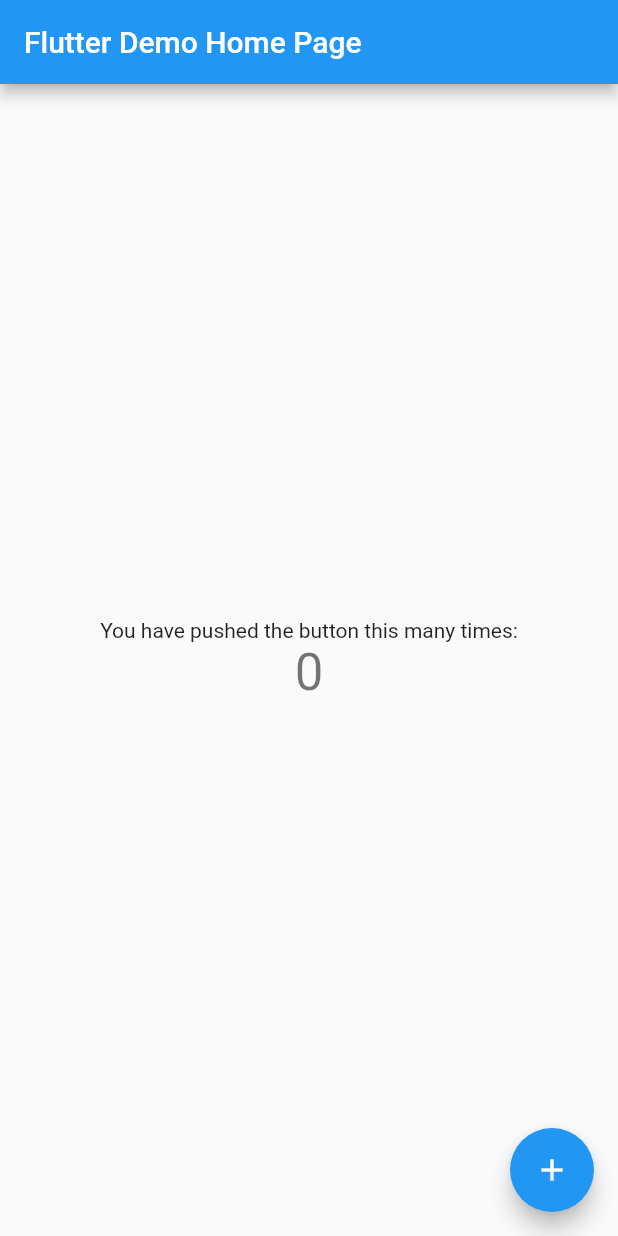
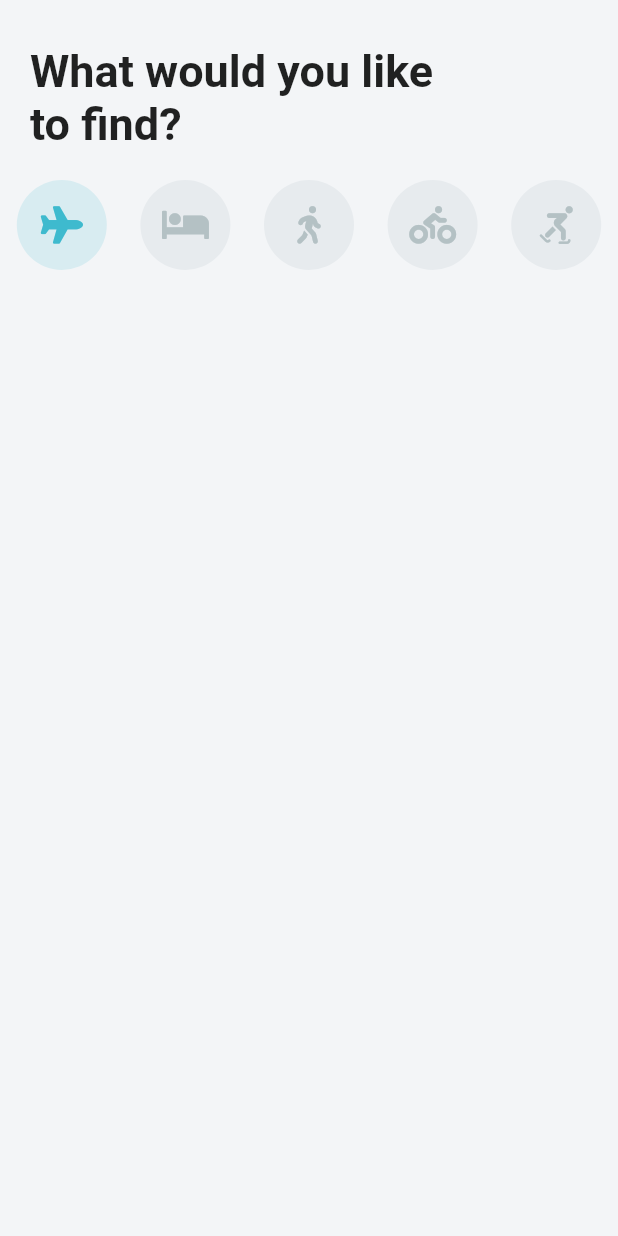
Before and after one commit to jordisabat/flutter_travel_ui, a Flutter app: the screen it shows after launch, on a phone screen of 412 x 824 dp. Run offline on Flutter 3.47's test engine with Material 2 defaults, Android fonts, the phone set to English and light mode, and no system bars; our stand-ins replace font_awesome_flutter.

Commit message:
add icon row

```diff
--- a/lib/main.dart
+++ b/lib/main.dart
@@ -1,117 +1,23 @@
 import 'package:flutter/material.dart';
+
+import 'screens/home_screen.dart';
 
 void main() {
   runApp(MyApp());
 }
 
 class MyApp extends StatelessWidget {
-  // This widget is the root of your application.
   @override
   Widget build(BuildContext context) {
     return MaterialApp(
-      title: 'Flutter Demo',
+      title: 'Flutter Travel UI',
+      debugShowCheckedModeBanner: false,
       theme: ThemeData(
-        // This is the theme of your application.
-        //
-        // Try running your application with "flutter run". You'll see the
-        // application has a blue toolbar. Then, without quitting the app, try
-        // changing the primarySwatch below to Colors.green and then invoke
-        // "hot reload" (press "r" in the console where you ran "flutter run",
-        // or simply save your changes to "hot reload" in a Flutter IDE).
-        // Notice that the counter didn't reset back to zero; the application
-        // is not restarted.
-        primarySwatch: Colors.blue,
-        // This makes the visual density adapt to the platform that you run
-        // the app on. For desktop platforms, the controls will be smaller and
-        // closer together (more dense) than on mobile platforms.
-        visualDensity: VisualDensity.adaptivePlatformDensity,
+        primaryColor: Color(0xFF3EBACE),
+        accentColor: Color(0xFFD8ECF1),
+        scaffoldBackgroundColor: Color(0xFFF3F5F7),
       ),
-      home: MyHomePage(title: 'Flutter Demo Home Page'),
+      home: HomeScreen(),
     );
   }
 }
-
-class MyHomePage extends StatefulWidget {
-  MyHomePage({Key key, this.title}) : super(key: key);
-
-  // This widget is the home page of your application. It is stateful, meaning
-  // that it has a State object (defined below) that contains fields that affect
-  // how it looks.
-
-  // This class is the configuration for the state. It holds the values (in this
-  // case the title) provided by the parent (in this case the App widget) and
-  // used by the build method of the State. Fields in a Widget subclass are
-  // always marked "final".
-
-  final String title;
-
-  @override
-  _MyHomePageState createState() => _MyHomePageState();
-}
-
-class _MyHomePageState extends State<MyHomePage> {
-  int _counter = 0;
-
-  void _incrementCounter() {
-    setState(() {
-      // This call to setState tells the Flutter framework that something has
-      // changed in this State, which causes it to rerun the build method below
-      // so that the display can reflect the updated values. If we changed
-      // _counter without calling setState(), then the build method would not be
-      // called again, and so nothing would appear to happen.
-      _counter++;
-    });
-  }
-
-  @override
-  Widget build(BuildContext context) {
-    // This method is rerun every time setState is called, for instance as done
-    // by the _incrementCounter method above.
-    //
-    // The Flutter framework has been optimized to make rerunning build methods
-    // fast, so that you can just rebuild anything that needs updating rather
-    // than having to individually change instances of widgets.
-    return Scaffold(
-      appBar: AppBar(
-        // Here we take the value from the MyHomePage object that was created by
-        // the App.build method, and use it to set our appbar title.
-        title: Text(widget.title),
-      ),
-      body: Center(
-        // Center is a layout widget. It takes a single child and positions it
-        // in the middle of the parent.
-        child: Column(
-          // Column is also a layout widget. It takes a list of children and
-          // arranges them vertically. By default, it sizes itself to fit its
-          // children horizontally, and tries to be as tall as its parent.
-          //
-          // Invoke "debug painting" (press "p" in the console, choose the
-          // "Toggle Debug Paint" action from the Flutter Inspector in Android
-          // Studio, or the "Toggle Debug Paint" command in Visual Studio Code)
-          // to see the wireframe for each widget.
-          //
-          // Column has various properties to control how it sizes itself and
-          // how it positions its children. Here we use mainAxisAlignment to
-          // center the children vertically; the main axis here is the vertical
-          // axis because Columns are vertical (the cross axis would be
-          // horizontal).
-          mainAxisAlignment: MainAxisAlignment.center,
-          children: <Widget>[
-            Text(
-              'You have pushed the button this many times:',
-            ),
-            Text(
-              '$_counter',
-              style: Theme.of(context).textTheme.headline4,
-            ),
-          ],
-        ),
-      ),
-      floatingActionButton: FloatingActionButton(
-        onPressed: _incrementCounter,
-        tooltip: 'Increment',
-        child: Icon(Icons.add),
-      ), // This trailing comma makes auto-formatting nicer for build methods.
-    );
-  }
-}
--- /dev/null
+++ b/lib/screens/home_screen.dart
@@ -0,0 +1,79 @@
+import 'package:flutter/material.dart';
+import 'package:font_awesome_flutter/font_awesome_flutter.dart';
+
+class HomeScreen extends StatefulWidget {
+  @override
+  _HomeScreenState createState() => _HomeScreenState();
+}
+
+class _HomeScreenState extends State<HomeScreen> {
+  int _selectedIndex = 0;
+
+  List<IconData> _icons = [
+    FontAwesomeIcons.plane,
+    FontAwesomeIcons.bed,
+    FontAwesomeIcons.walking,
+    FontAwesomeIcons.biking,
+    FontAwesomeIcons.skating
+  ];
+
+  Widget _buildIcon(int index) {
+    return GestureDetector(
+      onTap: () {
+        setState(() {
+          _selectedIndex = index;
+        });
+      },
+      child: Container(
+        height: 60.0,
+        width: 60.0,
+        decoration: BoxDecoration(
+          color: _selectedIndex == index
+              ? Theme.of(context).accentColor
+              : Color(0xFFE7EBEE),
+          borderRadius: BorderRadius.circular(30),
+        ),
+        child: Icon(
+          _icons[index],
+          size: 25.0,
+          color: _selectedIndex == index
+              ? Theme.of(context).primaryColor
+              : Color(0xFFB4C1C4),
+        ),
+      ),
+    );
+  }
+
+  @override
+  Widget build(BuildContext context) {
+    return Scaffold(
+      body: SafeArea(
+          child: ListView(
+        padding: EdgeInsets.symmetric(vertical: 30),
+        children: [
+          Padding(
+            padding: const EdgeInsets.only(left: 20.0, right: 120.0),
+            child: Text(
+              'What would you like to find?',
+              style: TextStyle(
+                fontSize: 30.0,
+                fontWeight: FontWeight.bold,
+              ),
+            ),
+          ),
+          SizedBox(
+            height: 20.0,
+          ),
+          Row(
+            mainAxisAlignment: MainAxisAlignment.spaceAround,
+            children: _icons
+                .asMap()
+                .entries
+                .map((item) => _buildIcon(item.key))
+                .toList(),
+          )
+        ],
+      )),
+    );
+  }
+}
```
Also changed, not shown: lib/models/activity_model.dart (added, +17 -0 lines), lib/models/destination_model.dart (added, +82 -0 lines), lib/models/hotel_model.dart (added, +34 -0 lines), pubspec.yaml (+4 -55 lines), assets/images/gondola.jpg (added), assets/images/hotel1.jpg (added), assets/images/hotel2.jpg (added), assets/images/murano.jpg (added), assets/images/newdelhi.jpg (added), assets/images/newyork.jpg (added), assets/images/paris.jpg (added), assets/images/santorini.jpg (added), assets/images/saopaulo.jpg (added), assets/images/stmarksbasilica.jpg (added), 2 more files, 1 other file.
